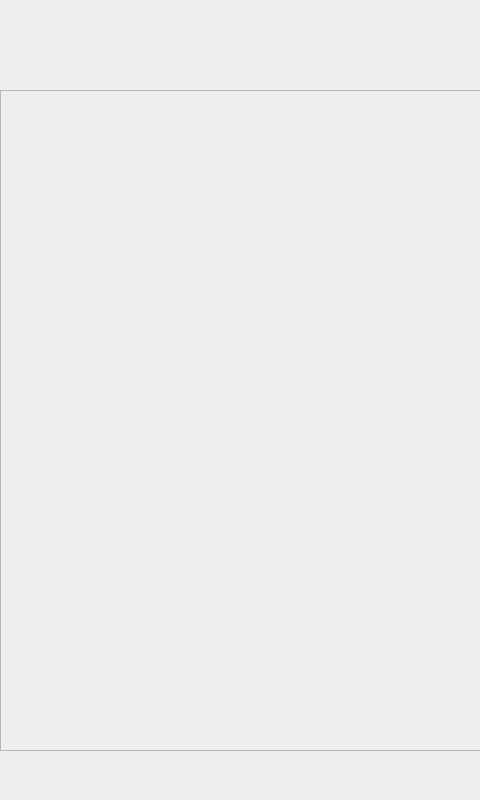
First picture: the form in mainwindow.ui, repository jack-love/wc100-English, before the edit.
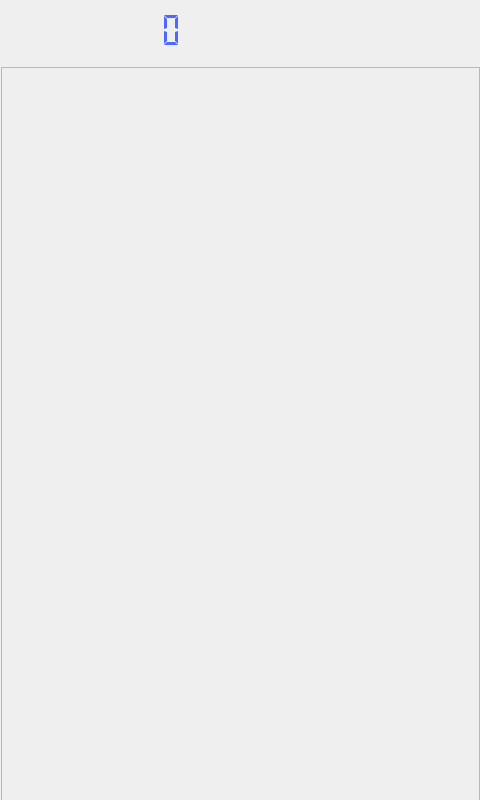
Second picture: the form after the edit. Icons and pictures are not drawn.

```diff
--- a/mainwindow.ui
+++ b/mainwindow.ui
@@ -17,10 +17,10 @@
    <widget class="QFrame" name="main_Frame">
     <property name="geometry">
      <rect>
-      <x>0</x>
-      <y>90</y>
-      <width>481</width>
-      <height>661</height>
+      <x>1</x>
+      <y>67</y>
+      <width>479</width>
+      <height>741</height>
      </rect>
     </property>
     <property name="frameShape">
@@ -30,45 +30,87 @@
      <enum>QFrame::Raised</enum>
     </property>
    </widget>
-   <widget class="QWidget" name="">
+   <widget class="QWidget" name="layoutWidget">
     <property name="geometry">
      <rect>
       <x>0</x>
       <y>0</y>
-      <width>481</width>
-      <height>81</height>
+      <width>471</width>
+      <height>61</height>
      </rect>
     </property>
     <layout class="QHBoxLayout" name="horizontalLayout">
+     <property name="spacing">
+      <number>10</number>
+     </property>
+     <property name="leftMargin">
+      <number>10</number>
+     </property>
      <item>
-      <widget class="QLabel" name="lab_SystemTitle">
-       <property name="autoFillBackground">
-        <bool>false</bool>
+      <widget class="QLCDNumber" name="lcdNumber">
+       <property name="maximumSize">
+        <size>
+         <width>150</width>
+         <height>150</height>
+        </size>
        </property>
+       <property name="sizeIncrement">
+        <size>
+         <width>0</width>
+         <height>0</height>
+        </size>
+       </property>
+       <property name="font">
+        <font>
+         <italic>false</italic>
+        </font>
+       </property>
        <property name="styleSheet">
-        <string notr="true">image: url(:/image/CompanyTitle.png);</string>
+        <string notr="true">color:rgb(78,104,255)</string>
        </property>
+       <property name="frameShape">
+        <enum>QFrame::NoFrame</enum>
+       </property>
        <property name="frameShadow">
         <enum>QFrame::Plain</enum>
        </property>
-       <property name="text">
-        <string/>
+       <property name="lineWidth">
+        <number>0</number>
        </property>
-       <property name="scaledContents">
-        <bool>false</bool>
+       <property name="midLineWidth">
+        <number>0</number>
        </property>
+       <property name="digitCount">
+        <number>8</number>
+       </property>
+       <property name="mode">
+        <enum>QLCDNumber::Dec</enum>
+       </property>
+       <property name="segmentStyle">
+        <enum>QLCDNumber::Flat</enum>
+       </property>
       </widget>
      </item>
      <item>
-      <widget class="QLabel" name="lab_SystemTitle_2">
-       <property name="autoFillBackground">
-        <bool>false</bool>
+      <widget class="QLabel" name="labelWireless">
+       <property name="maximumSize">
+        <size>
+         <width>50</width>
+         <height>50</height>
+        </size>
        </property>
-       <property name="styleSheet">
-        <string notr="true">image: url(:/image/CompanyTitle.png);</string>
+       <property name="text">
+        <string/>
        </property>
-       <property name="frameShadow">
-        <enum>QFrame::Plain</enum>
+      </widget>
+     </item>
+     <item>
+      <widget class="QLabel" name="labelBluetooth">
+       <property name="maximumSize">
+        <size>
+         <width>50</width>
+         <height>50</height>
+        </size>
        </property>
        <property name="text">
         <string/>
@@ -79,16 +121,19 @@
       </widget>
      </item>
      <item>
-      <widget class="QLabel" name="lab_SystemTitle_3">
-       <property name="autoFillBackground">
-        <bool>false</bool>
+      <widget class="QLabel" name="labelBattery">
+       <property name="minimumSize">
+        <size>
+         <width>50</width>
+         <height>50</height>
+        </size>
        </property>
-       <property name="styleSheet">
-        <string notr="true">image: url(:/image/CompanyTitle.png);</string>
+       <property name="maximumSize">
+        <size>
+         <width>50</width>
+         <height>50</height>
+        </size>
        </property>
-       <property name="frameShadow">
-        <enum>QFrame::Plain</enum>
-       </property>
        <property name="text">
         <string/>
        </property>
```
Left out of the diff: 6 changed lines with no effect on the pictures.
